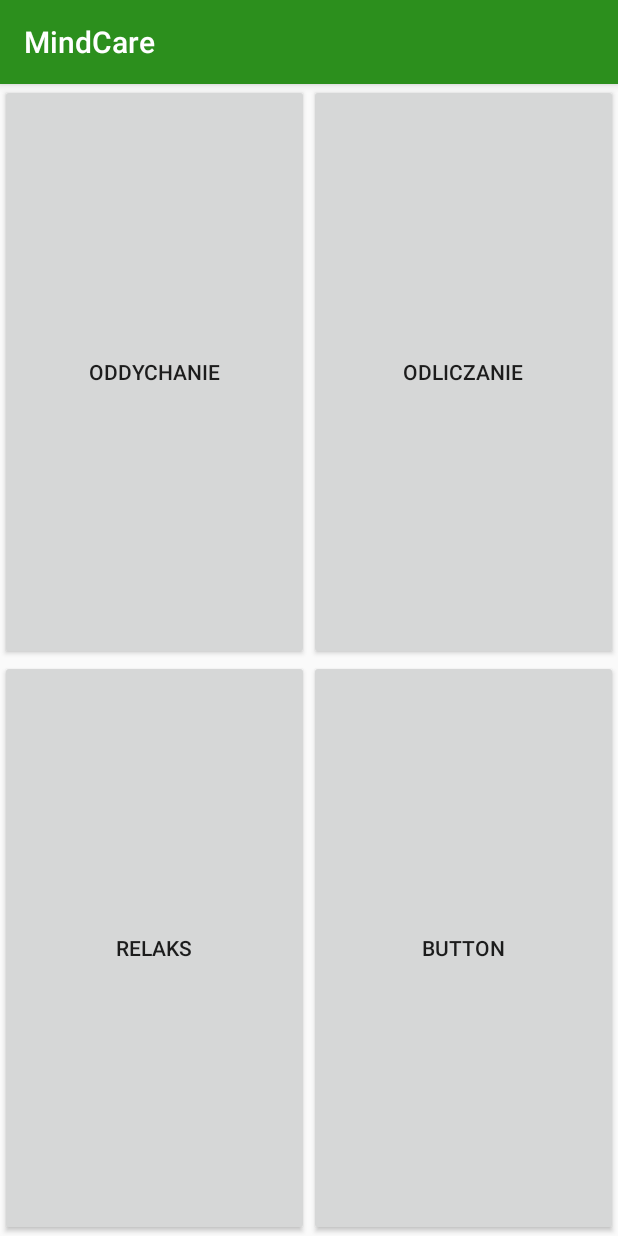
After one commit to zJavaproject/TheWhiteWolfHackathon, an Android app: the AttackActivity screen opened directly, with no data from a screen before it, on a phone screen of 412 x 824 dp. The commit adds this screen. Run offline under Robolectric (Android 15) with nearby library versions, the phone set to English and light mode, and no system bars.

Commit message:
AttackActivity

```diff
--- a/MobileApp/app/src/main/AndroidManifest.xml
+++ b/MobileApp/app/src/main/AndroidManifest.xml
@@ -1,6 +1,7 @@
 <?xml version="1.0" encoding="utf-8"?>
 <manifest xmlns:android="http://schemas.android.com/apk/res/android"
     package="com.example.mindcare">
+
 
     <application
         android:allowBackup="true"
@@ -9,6 +10,8 @@
         android:roundIcon="@mipmap/ic_launcher_round"
         android:supportsRtl="true"
         android:theme="@style/AppTheme">
+        <activity android:name=".BreathingActivity"></activity>
+        <activity android:name=".AttackActivity" />
         <activity android:name=".MainActivity">
             <intent-filter>
                 <action android:name="android.intent.action.MAIN" />
--- /dev/null
+++ b/MobileApp/app/src/main/java/com/example/mindcare/AttackActivity.java
@@ -0,0 +1,35 @@
+package com.example.mindcare;
+
+import androidx.appcompat.app.AppCompatActivity;
+import androidx.dynamicanimation.animation.DynamicAnimation;
+import androidx.dynamicanimation.animation.SpringAnimation;
+
+import android.content.Intent;
+import android.os.Bundle;
+import android.view.View;
+import android.view.ViewGroup;
+import android.view.animation.Animation;
+import android.view.animation.AnimationUtils;
+import android.view.animation.Transformation;
+import android.widget.Button;
+import android.widget.ImageView;
+import android.widget.TextView;
+
+public class AttackActivity extends AppCompatActivity {
+    Button btnBreathing;
+
+    @Override
+    protected void onCreate(Bundle savedInstanceState) {
+        super.onCreate(savedInstanceState);
+        setContentView(R.layout.activity_attack);
+
+        btnBreathing = findViewById(R.id.btnBreath);
+        btnBreathing.setOnClickListener(new View.OnClickListener() {
+            @Override
+            public void onClick(View v) {
+                Intent breathIntent = new Intent(AttackActivity.this, BreathingActivity.class);
+                startActivity(breathIntent);
+            }
+        });
+    }
+}
--- /dev/null
+++ b/MobileApp/app/src/main/res/layout/activity_attack.xml
@@ -0,0 +1,54 @@
+<LinearLayout xmlns:android="http://schemas.android.com/apk/res/android"
+    android:layout_width="fill_parent"
+    android:layout_height="fill_parent"
+    android:orientation="vertical" >
+
+
+    <LinearLayout
+        android:layout_width="fill_parent"
+        android:layout_height="0px"
+        android:layout_weight="0.5"
+        android:orientation="horizontal" >
+
+        <Button
+            android:id="@+id/btnBreath"
+            android:layout_width="0px"
+            android:layout_height="fill_parent"
+            android:layout_weight="0.5"
+            android:text="Oddychanie" />
+
+        <Button
+            android:id="@+id/button2"
+            android:layout_width="0px"
+            android:layout_height="fill_parent"
+            android:layout_weight="0.5"
+            android:text="Odliczanie" />
+
+    </LinearLayout>
+
+
+    <LinearLayout
+        android:layout_width="fill_parent"
+        android:layout_height="0px"
+        android:layout_weight="0.5"
+        android:orientation="horizontal" >
+
+        <Button
+            android:id="@+id/button3"
+            android:layout_width="0px"
+            android:layout_height="fill_parent"
+            android:layout_weight="0.5"
+            android:text="Relaks" />
+
+        <Button
+            android:id="@+id/button4"
+            android:layout_width="0px"
+            android:layout_height="fill_parent"
+            android:layout_weight="0.5"
+            android:text="Button" />
+
+    </LinearLayout>
+
+
+
+</LinearLayout>
--- a/MobileApp/app/src/main/res/values/colors.xml
+++ b/MobileApp/app/src/main/res/values/colors.xml
@@ -1,6 +1,7 @@
 <?xml version="1.0" encoding="utf-8"?>
 <resources>
-    <color name="colorPrimary">#6200EE</color>
-    <color name="colorPrimaryDark">#3700B3</color>
+    <color name="colorPrimary">#2c8f1d</color>
+    <color name="colorPrimaryLight">#e0ffc7</color>
+    <color name="colorPrimaryDark">#2c8f1d</color>
     <color name="colorAccent">#03DAC5</color>
 </resources>
--- a/MobileApp/app/src/main/res/values/strings.xml
+++ b/MobileApp/app/src/main/res/values/strings.xml
@@ -1,3 +1,5 @@
 <resources>
     <string name="app_name">MindCare</string>
+    <string name="jak_si_teraz_czujesz">Jak się teraz czujesz?</string>
+    <string name="atak">Atak</string>
 </resources>
```
Also changed, not shown: MobileApp/app/build.gradle (+10 -0 lines), MobileApp/app/src/main/java/com/example/mindcare/BreathingActivity.java (added, +30 -0 lines), MobileApp/app/src/main/java/com/example/mindcare/MainActivity.java (+24 -4 lines), MobileApp/app/src/main/java/com/example/mindcare/Mood.java (added, +33 -0 lines), MobileApp/app/src/main/res/anim/scale.xml (added, +16 -0 lines), MobileApp/app/src/main/res/layout/activity_breathing.xml (added, +32 -0 lines), MobileApp/app/src/main/res/layout/activity_main.xml (+10 -13 lines), MobileApp/app/src/main/res/drawable/breath_circle2.png (added).
